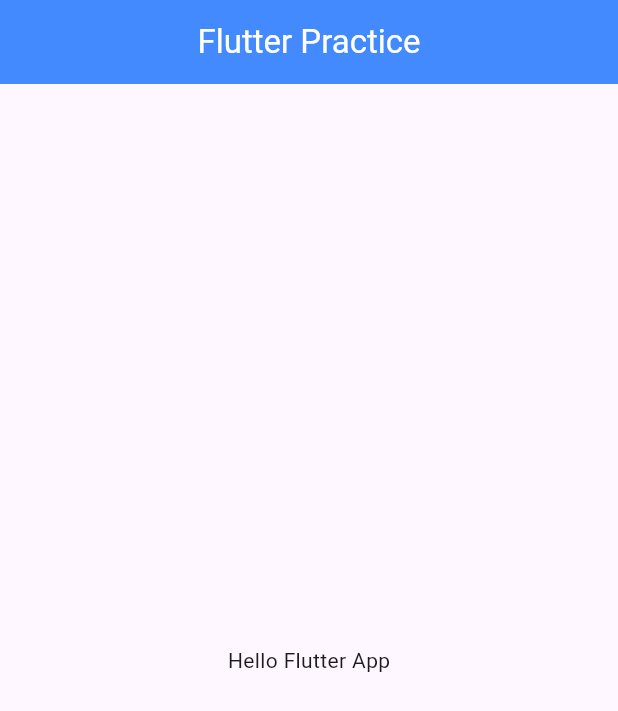
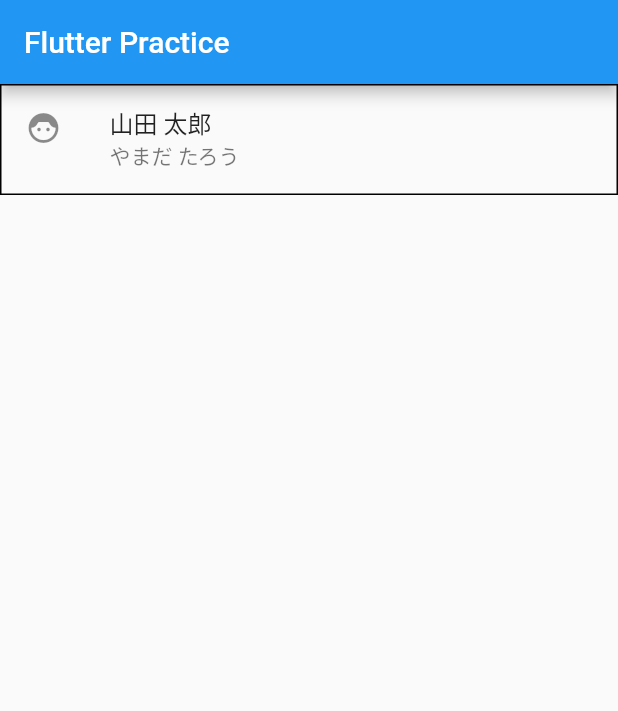
Before and after one commit to tungsten-bkc/practice_flutter, a Flutter app: the screen it shows after launch, on a phone screen of 412 x 824 dp. Shown: the top 711 px of the screen. Run offline on Flutter 3.47's test engine with Material 2 defaults, Android fonts, the phone set to English and light mode, and no system bars.

Commit message:
ListTileを作成

```diff
--- a/lib/main.dart
+++ b/lib/main.dart
@@ -7,39 +7,41 @@ void main() {
 class MyApp extends StatelessWidget {
   const MyApp({super.key});
 
-  // This widget is the root of your application.
   @override
   Widget build(BuildContext context) {
     return MaterialApp(
       title: 'Flutter Demo',
-      theme: ThemeData(
-        colorScheme: ColorScheme.fromSeed(seedColor: Colors.deepPurple),
-        useMaterial3: true,
-      ),
+      theme: ThemeData(),
       home: MyHomePage(),
     );
   }
 }
 
 class MyHomePage extends StatelessWidget {
+  final items = ['山田 太郎'];
+  final subItems = ['やまだ たろう'];
+
+  MyHomePage({super.key});
   @override
   Widget build(BuildContext context) {
     return Scaffold(
       appBar: AppBar(
-        backgroundColor: Colors.blueAccent,
-        title: const Center(
-            child: Text(
-              "Flutter Practice",
-              style: TextStyle(
-                color: Colors.white
-              ),
+        title: const Text('Flutter Practice'),
+      ),
+      body: ListView.builder(
+        itemCount: items.length,
+        itemBuilder: (context, index){
+          return Container(
+            decoration: BoxDecoration(
+              border: Border.all()
             ),
-        ),
-      ),
-      body: Container(
-        child: Center(
-            child: Text("Hello Flutter App"),
-        ),
+            child: ListTile(
+              leading: Icon(Icons.face_6),
+              title: Text('${items[index]}'),
+              subtitle: Text('${subItems[index]}'),
+            ),
+          );
+        },
       ),
     );
   }
```
